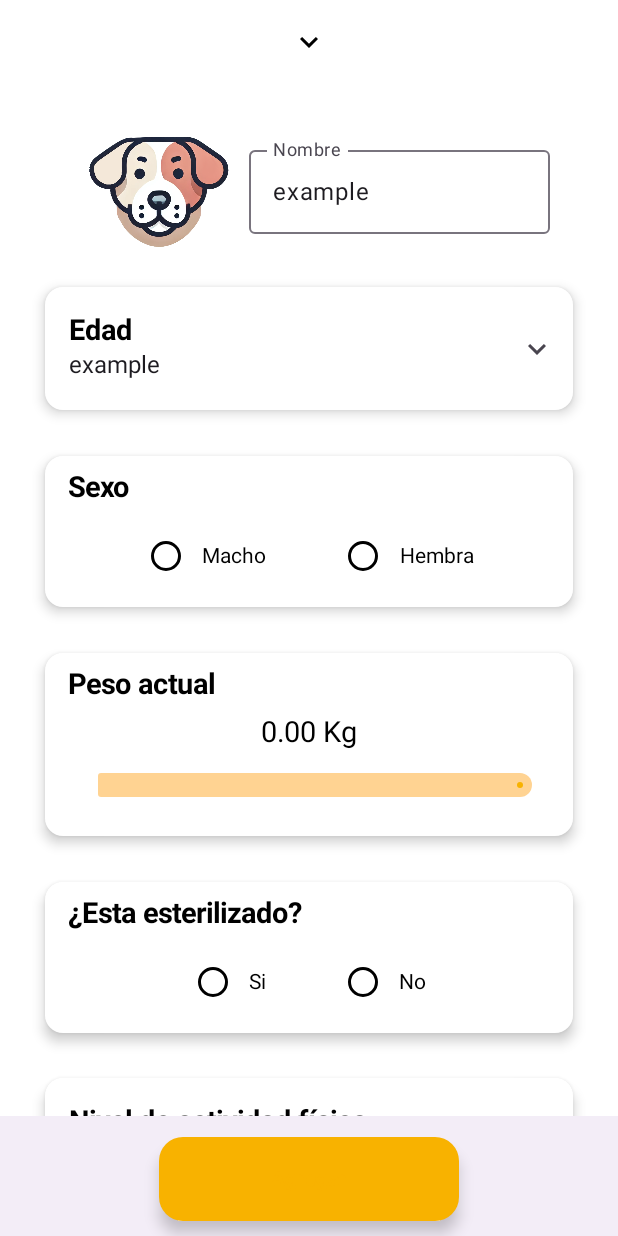
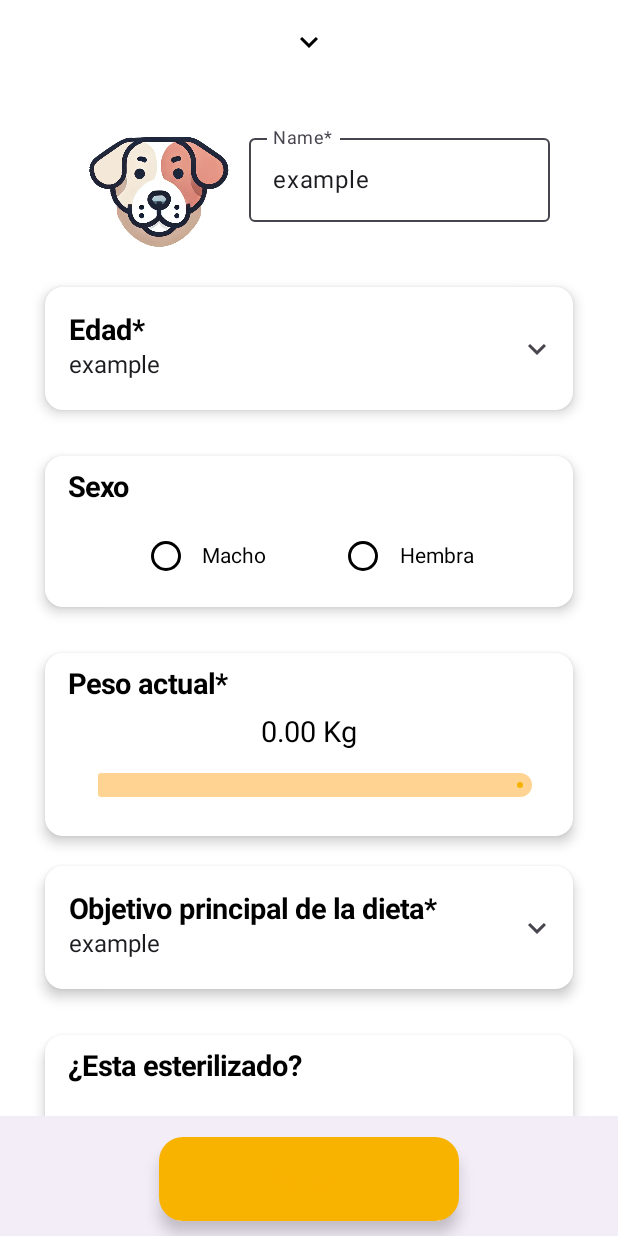
Before and after one commit to MaverickAppliedLogic/NutriPetDevelopment, an Android app built with Jetpack Compose: the @Preview function FormScreenPreview, on a phone screen of 412 x 824 dp. Run offline under Robolectric (Android 15) with nearby library versions, the phone set to English and light mode, and no system bars; our stand-ins replace Dagger/Hilt's generated code.

Commit message:
Migración a jetpackCompose del formActivity casi finalizado: -Se implemento la validación de datos -Se implemento la actualización del estado de error de las variables cuando se corrige el elemento respectivo del formulario -Se reorganizó el orden de los elementos del formulario ************************************ *Falta la implementación del cambio de animal.

```diff
--- a/app/src/main/java/com/example/feedm/domain/model/Pet.kt
+++ b/app/src/main/java/com/example/feedm/domain/model/Pet.kt
@@ -13,9 +13,9 @@ data class Pet(
     var sexo: String = "No Sex",
     var esterilizado: String = "No Sterilized",
     var actividad: String = "No Activity",
-    var objetivo: String = "No objective",
+    var objetivo: String = "No Objective",
     var alergia: String = "Nada",
-    var query: String = "No query") {
+    var query: String = "No Query") {
     override fun equals(other: Any?): Boolean {
         if (this === other) return true
         if (javaClass != other?.javaClass) return false
--- a/app/src/main/java/com/example/feedm/ui/view/FromActivityCompose.kt
+++ b/app/src/main/java/com/example/feedm/ui/view/FromActivityCompose.kt
@@ -5,7 +5,6 @@ import android.os.Bundle
 import androidx.activity.ComponentActivity
 import androidx.activity.compose.setContent
 import androidx.activity.viewModels
-import androidx.compose.foundation.BorderStroke
 import androidx.compose.foundation.Image
 import androidx.compose.foundation.background
 import androidx.compose.foundation.layout.Arrangement
@@ -34,20 +33,14 @@ import androidx.compose.material3.FloatingActionButtonDefaults
 import androidx.compose.material3.Icon
 import androidx.compose.material3.IconButton
 import androidx.compose.material3.MenuAnchorType
-import androidx.compose.material3.MenuDefaults
-import androidx.compose.material3.MenuItemColors
 import androidx.compose.material3.OutlinedTextField
 import androidx.compose.material3.RadioButton
 import androidx.compose.material3.RadioButtonColors
 import androidx.compose.material3.Scaffold
-import androidx.compose.material3.ShapeDefaults
 import androidx.compose.material3.Slider
-import androidx.compose.material3.SliderColors
 import androidx.compose.material3.SliderDefaults
-import androidx.compose.material3.SliderState
 import androidx.compose.material3.Text
 import androidx.compose.material3.TextField
-import androidx.compose.material3.TextFieldColors
 import androidx.compose.material3.TextFieldDefaults
 import androidx.compose.runtime.Composable
 import androidx.compose.runtime.getValue
@@ -58,11 +51,7 @@ import androidx.compose.runtime.setValue
 import androidx.compose.ui.Alignment
 import androidx.compose.ui.Modifier
 import androidx.compose.ui.draw.clip
-import androidx.compose.ui.geometry.Size
 import androidx.compose.ui.graphics.Color
-import androidx.compose.ui.graphics.Paint
-import androidx.compose.ui.graphics.RectangleShape
-import androidx.compose.ui.graphics.painter.Painter
 import androidx.compose.ui.res.painterResource
 import androidx.compose.ui.res.stringArrayResource
 import androidx.compose.ui.res.stringResource
@@ -70,39 +59,46 @@ import androidx.compose.ui.text.TextStyle
 import androidx.compose.ui.text.font.FontWeight
 import androidx.compose.ui.text.style.TextAlign
 import androidx.compose.ui.tooling.preview.Preview
-import androidx.compose.ui.unit.Density
-import androidx.compose.ui.unit.LayoutDirection
 import androidx.compose.ui.unit.dp
 import androidx.compose.ui.unit.sp
 import com.example.feedm.R
 import com.example.feedm.domain.model.Pet
 import com.example.feedm.ui.view.ui.theme.Orange
-import com.example.feedm.ui.view.ui.theme.OrangeSemiSoft
-import com.example.feedm.ui.view.ui.theme.OrangeSoft
+import com.example.feedm.ui.view.ui.theme.OrangeSemiTransparent
+import com.example.feedm.ui.view.ui.theme.RedSemiTransparent
 import com.example.feedm.ui.view.ui.theme.TailyCareTheme
 import com.example.feedm.ui.viewmodel.PetViewModel
 import dagger.hilt.android.AndroidEntryPoint
+import java.util.Locale
 
 @AndroidEntryPoint
 class FromActivityCompose : ComponentActivity() {
 
-    val petViewModel: PetViewModel by viewModels()
+    private val petViewModel: PetViewModel by viewModels()
+
+
     override fun onCreate(savedInstanceState: Bundle?) {
+
         super.onCreate(savedInstanceState)
+
         petViewModel.onCreate()
         setContent {
             TailyCareTheme {
-
                 var id = -1
+                var animal by remember { mutableStateOf("dog") }
                 var name by remember { mutableStateOf("") }
+                var nameIsEmpty by remember { mutableStateOf(false) }
                 var age by remember { mutableStateOf("") }
+                var ageIsUnselected by remember { mutableStateOf(false) }
                 var sex by remember { mutableStateOf("") }
                 var weight by remember { mutableFloatStateOf(0f) }
+                var weightIsUnselected by remember { mutableStateOf(false) }
                 var sterilized by remember { mutableStateOf("") }
                 var activityLevel by remember { mutableStateOf("") }
                 var objective by remember { mutableStateOf("") }
+                var objectiveIsUnselected by remember { mutableStateOf(false) }
 
-                if (petViewModel.pets.value!!.size > 0) {
+                if (petViewModel.pets.value!!.isNotEmpty()) {
                     var foundId = 0
                     for (i in petViewModel.pets.value as List<Pet>) {
                         if (i.id != foundId) id = foundId
@@ -126,17 +122,29 @@ class FromActivityCompose : ComponentActivity() {
                                 FloatingActionButton(
                                     onClick = {
                                         commitAddNewPet(
-                                            Pet(
-                                                id = id,
-                                                animal = "dog",
-                                                nombre = name,
-                                                edad = age,
-                                                sexo = sex,
-                                                peso = weight.toDouble(),
-                                                esterilizado = sterilized,
-                                                actividad = activityLevel,
-                                                objetivo = objective
-                                            )
+                                            id,
+                                            animal,
+                                            name,
+                                            age,
+                                            sex,
+                                            weight,
+                                            sterilized,
+                                            activityLevel,
+                                            objective,
+                                            onValidationFailed = {
+                                                if (it == "name") {
+                                                    nameIsEmpty = true
+                                                }
+                                                if (it == "age") {
+                                                    ageIsUnselected = true
+                                                }
+                                                if (it == "objective") {
+                                                    objectiveIsUnselected = true
+                                                }
+                                                if (it == "weight") {
+                                                    weightIsUnselected = true
+                                                }
+                                            }
                                         )
                                     },
                                     containerColor = Orange,
@@ -153,20 +161,29 @@ class FromActivityCompose : ComponentActivity() {
                     }) { innerPadding ->
                     FormScreen(
                         modifier = Modifier.padding(innerPadding),
+                        onImageChange = { animal = it },
                         name = name,
-                        onNameChange = { name = it },
+                        nameIsEmpty = nameIsEmpty,
+                        onNameChange = { name = it
+                                       nameIsEmpty = false},
                         age = age,
-                        onAgeChange = { age = it },
+                        ageIsUnselected = ageIsUnselected,
+                        onAgeChange = { age = it
+                                      ageIsUnselected = false},
                         sex = sex,
                         onSexChange = { sex = it },
                         weight = weight,
-                        onWeightChange = { weight = it },
+                        onWeightChange = { weight = it
+                                         weightIsUnselected = false},
+                        weightIsUnselected = weightIsUnselected,
                         sterilized = sterilized,
                         onSterilizedChange = { sterilized = it },
                         activityLevel = activityLevel,
                         onActivityLevelChange = { activityLevel = it },
                         objective = objective,
-                        onObjectiveChange = { objective = it },
+                        objectiveIsUnselected = objectiveIsUnselected,
+                        onObjectiveChange = { objective = it
+                                            objectiveIsUnselected = false},
                         onClickFab = { cancelAddNewPet() }
                     )
                 }
@@ -174,13 +191,46 @@ class FromActivityCompose : ComponentActivity() {
         }
     }
 
-    fun commitAddNewPet(pet: Pet) {
+
+    private fun commitAddNewPet(
+        id: Int,
+        animal: String,
+        name: String,
+        age: String,
+        sex: String,
+        weight: Float,
+        sterilized: String,
+        activityLevel: String,
+        objective: String,
+        onValidationFailed: (String) -> Unit
+    ) {
         val intent = Intent(this@FromActivityCompose, PetActivityCompose::class.java)
-        petViewModel.addPet(pet)
+        if (name == "") {
+            onValidationFailed("name")
+            return
+        }
+        if (age == "") {
+            onValidationFailed("age")
+            return
+        }
+        if (weight == 0.0f) {
+            onValidationFailed("weight")
+            return
+        }
+        if (objective == "") {
+            onValidationFailed("objective")
+            return
+        }
+        petViewModel.addPet(
+            Pet(
+                id, animal, name, age, weight.toDouble(), sex, sterilized, activityLevel,
+                objective
+            )
+        )
         startActivity(intent)
     }
 
-    fun cancelAddNewPet() {
+    private fun cancelAddNewPet() {
         val intent = Intent(this@FromActivityCompose, PetActivityCompose::class.java)
         startActivity(intent)
     }
@@ -190,19 +240,24 @@ class FromActivityCompose : ComponentActivity() {
 @Composable
 fun FormScreen(
     modifier: Modifier = Modifier,
+    onImageChange: (String) -> Unit,
     name: String,
+    nameIsEmpty: Boolean,
     onNameChange: (String) -> Unit,
     age: String,
+    ageIsUnselected: Boolean,
     onAgeChange: (String) -> Unit,
     sex: String,
     onSexChange: (String) -> Unit,
     weight: Float,
     onWeightChange: (Float) -> Unit,
+    weightIsUnselected: Boolean,
     sterilized: String,
     onSterilizedChange: (String) -> Unit,
     activityLevel: String,
     onActivityLevelChange: (String) -> Unit,
     objective: String,
+    objectiveIsUnselected: Boolean,
     onObjectiveChange: (String) -> Unit,
     onClickFab: () -> Unit
 ) {
@@ -233,16 +288,19 @@ fun FormScreen(
                 .padding(top = 10.dp)
         ) {
             val spacerPadding = 15.dp
-            PetName(name = name, onTextChange = { onNameChange(it) })
+            PetName(name = name, nameIsEmpty = nameIsEmpty, onImageChange = { onImageChange(it) },
+                onTextChange = { onNameChange(it) })
             Card(
-                elevation = CardDefaults.cardElevation(5.dp),
+                elevation = CardDefaults.cardElevation(defaultElevation = 5.dp),
                 colors = CardDefaults.cardColors(containerColor = Color.White),
             ) {
+
                 CustomDropDownMenu(
                     options = stringArrayResource(id = R.array.fa_arraySpinnerEdad).toList(),
                     title = stringResource(id = R.string.ma_txtSpinnerEdad),
                     selectedOption = age,
                     onSelectOption = { onAgeChange(it) },
+                    isUnselected = ageIsUnselected,
                     modifier = Modifier
                         .fillMaxSize()
                         .padding(vertical = 10.dp)
@@ -270,9 +328,29 @@ fun FormScreen(
                 elevation = CardDefaults.cardElevation(5.dp),
                 colors = CardDefaults.cardColors(containerColor = Color.White)
             ) {
-                CustomSlider(weight = weight, onWeightChanged = { onWeightChange(it) })
+                CustomSlider(
+                    weight = weight, onWeightChanged = { onWeightChange(it) },
+                    weightIsUnselected = weightIsUnselected
+                )
             }
 
+            Spacer(modifier = Modifier.padding(10.dp))
+
+            Card(
+                elevation = CardDefaults.cardElevation(5.dp),
+                colors = CardDefaults.cardColors(containerColor = Color.White),
+            ) {
+                CustomDropDownMenu(
+                    options = stringArrayResource(id = R.array.fa_arraySpinnerObjetivo).toList(),
+                    title = stringResource(id = R.string.fa_txtSpinnerObjetivo),
+                    selectedOption = objective,
+                    isUnselected = objectiveIsUnselected,
+                    onSelectOption = { onObjectiveChange(it) },
+                    modifier = Modifier
+                        .fillMaxSize()
+                        .padding(vertical = 10.dp)
+                )
+            }
             Spacer(modifier = Modifier.padding(spacerPadding))
 
             Card(
@@ -302,28 +380,13 @@ fun FormScreen(
                     title = stringResource(id = R.string.fa_txtSpinnerActividadFisica),
                     selectedOption = activityLevel,
                     onSelectOption = { onActivityLevelChange(it) },
+                    isUnselected = false,
                     modifier = Modifier
                         .fillMaxSize()
                         .padding(vertical = 10.dp)
                 )
             }
 
-            Spacer(modifier = Modifier.padding(10.dp))
-
-            Card(
-                elevation = CardDefaults.cardElevation(5.dp),
-                colors = CardDefaults.cardColors(containerColor = Color.White),
-            ) {
-                CustomDropDownMenu(
-                    options = stringArrayResource(id = R.array.fa_arraySpinnerObjetivo).toList(),
-                    title = stringResource(id = R.string.fa_txtSpinnerObjetivo),
-                    selectedOption = objective,
-                    onSelectOption = { onObjectiveChange(it) },
-                    modifier = Modifier
-                        .fillMaxSize()
-                        .padding(vertical = 10.dp)
-                )
-            }
 
             Spacer(modifier = Modifier.padding(spacerPadding))
         }
@@ -335,6 +398,8 @@ fun FormScreen(
 fun PetName(
     modifier: Modifier = Modifier,
     name: String,
+    nameIsEmpty: Boolean,
+    onImageChange: (String) -> Unit,
     onTextChange: (String) -> Unit
 ) {
     Row(
@@ -344,7 +409,7 @@ fun PetName(
             .padding(15.dp)
     ) {
         IconButton(
-            onClick = { /*TODO*/ },
+            onClick = { onImageChange("cat") },
             Modifier
                 .weight(0.3f)
                 .fillMaxHeight()
@@ -357,12 +422,26 @@ fun PetName(
         }
         OutlinedTextField(
             value = name,
+            supportingText = {
+                if (nameIsEmpty) Text(
+                    text = "No tiene nombre :(",
+                    color = Color.Red
+                )
+            },
             onValueChange = { onTextChange(it) },
-            label = { Text("Nombre") },
+            label = { Text(stringResource(id = R.string.fa_hintEtPetName)) },
+            isError = nameIsEmpty,
+            colors = TextFieldDefaults.colors(
+                unfocusedContainerColor = Color.White,
+                errorIndicatorColor = Color.Red, errorLabelColor = Color.Red,
+                errorTextColor = Color.Red, errorContainerColor = RedSemiTransparent,
+                focusedContainerColor = Color.White, focusedLabelColor = Orange,
+                focusedIndicatorColor = Orange
+            ),
             modifier = Modifier
                 .weight(0.5f)
                 .align(Alignment.CenterVertically)
-                .padding(bottom = 10.dp)
+                .padding(bottom = 10.dp),
         )
     }
 }
@@ -374,6 +453,7 @@ fun CustomDropDownMenu(
     options: List<String>, title: String,
     selectedOption: String,
     modifier: Modifier = Modifier,
+    isUnselected: Boolean,
     onSelectOption: (String) -> Unit
 ) {
     var expanded by remember { mutableStateOf(false) }
@@ -383,16 +463,18 @@ fun CustomDropDownMenu(
         TextField(
             value = selectedOption,
             textStyle = TextStyle(fontSize = 16.sp),
+            isError = isUnselected,
             onValueChange = {},
             trailingIcon = {
                 Icon(imageVector = Icons.Default.KeyboardArrowDown, contentDescription = "")
             },
             label = {
+                val textColor: Color = if (isUnselected) Color.Red else Color.Black
                 Text(
                     text = title, style = TextStyle(
                         fontSize = 19.sp,
                         fontWeight = FontWeight.Bold,
-                        color = Color.Black,
+                        color = textColor,
                     )
                 )
             },
@@ -403,7 +485,10 @@ fun CustomDropDownMenu(
             colors = TextFieldDefaults.colors(
                 unfocusedContainerColor = Color.Transparent,
                 unfocusedIndicatorColor = Color.Transparent,
-                focusedContainerColor = Color.Transparent
+                focusedContainerColor = Color.Transparent,
+                errorTrailingIconColor = Color.Red,
+                errorContainerColor = Color.Transparent,
+                errorIndicatorColor = Color.Transparent,
             )
         )
 
@@ -428,12 +513,12 @@ fun CustomDropDownMenu(
 }
 
 
-@OptIn(ExperimentalMaterial3Api::class)
 @Composable
 fun CustomSlider(
     weight: Float,
+    onWeightChanged: (Float) -> Unit,
+    weightIsUnselected: Boolean,
     modifier: Modifier = Modifier,
-    onWeightChanged: (Float) -> Unit
 ) {
     Column(modifier = modifier.padding(start = 15.dp, end = 15.dp, top = 10.dp)) {
         Text(
@@ -445,7 +530,7 @@ fun CustomSlider(
             )
         )
         Text(
-            String.format("%.2f Kg", weight),
+            String.format(Locale.getDefault(), "%.2f Kg", weight),
             style = TextStyle(fontSize = 19.sp, color = Color.Black),
             modifier = Modifier
                 .align(Alignment.CenterHorizontally)
@@ -460,8 +545,8 @@ fun CustomSlider(
                 bottom = 10.dp, start = 10.dp, end = 10.dp
             ), colors = SliderDefaults.colors(
                 thumbColor = Color.Transparent,
-                activeTrackColor = Orange,
-                inactiveTrackColor = OrangeSoft
+                activeTrackColor = if (weightIsUnselected) Color.Red else Orange,
+                inactiveTrackColor = if (weightIsUnselected) RedSemiTransparent else OrangeSemiTransparent
             )
         )
     }
@@ -475,10 +560,12 @@ fun CustomRadioGroup(
     text: String,
     onOptionSelected: (String) -> Unit
 ) {
-    Column(verticalArrangement = Arrangement.Center,
-        modifier = Modifier
+    Column(
+        verticalArrangement = Arrangement.Center,
+        modifier = modifier
             .fillMaxSize()
-            .padding(vertical = 10.dp)) {
+            .padding(vertical = 10.dp)
+    ) {
         Text(
             text = text,
             style = TextStyle(
@@ -490,10 +577,13 @@ fun CustomRadioGroup(
                 .padding(horizontal = 15.dp)
         )
         Spacer(modifier = Modifier.padding(5.dp))
-        Row(horizontalArrangement = Arrangement.Center,
-            modifier = Modifier.fillMaxSize()) {
+        Row(
+            horizontalArrangement = Arrangement.Center,
+            modifier = Modifier.fillMaxSize()
+        ) {
             options.forEach { option ->
-                Row(verticalAlignment = Alignment.CenterVertically,
+                Row(
+                    verticalAlignment = Alignment.CenterVertically,
                     modifier = Modifier.padding(horizontal = 15.dp)
                 ) {
                     RadioButton(
@@ -502,7 +592,7 @@ fun CustomRadioGroup(
                         colors = RadioButtonColors(
                             selectedColor = Orange,
                             unselectedColor = Color.Black,
-                            disabledSelectedColor = OrangeSoft,
+                            disabledSelectedColor = OrangeSemiTransparent,
                             disabledUnselectedColor = Color.Gray
                         ),
                     )
@@ -548,20 +638,25 @@ fun FormScreenPreview() {
             FormScreen(
                 modifier = Modifier.padding(innerPadding),
                 name = "example",
+                nameIsEmpty = false,
                 onNameChange = {},
                 age = "example",
+                ageIsUnselected = false,
                 onAgeChange = {},
                 sex = "example",
                 onSexChange = {},
                 weight = 0.0f,
+                weightIsUnselected = false,
                 onWeightChange = {},
                 sterilized = "example",
                 onSterilizedChange = {},
                 activityLevel = "example",
                 onActivityLevelChange = {},
                 objective = "example",
+                objectiveIsUnselected = false,
                 onObjectiveChange = {},
-                onClickFab = {}
+                onClickFab = {},
+                onImageChange = {}
             )
         }
     }
--- a/app/src/main/java/com/example/feedm/ui/view/ui/theme/Color.kt
+++ b/app/src/main/java/com/example/feedm/ui/view/ui/theme/Color.kt
@@ -6,8 +6,8 @@ val Purple80 = Color(0xFFD0BCFF)
 val PurpleGrey80 = Color(0xFFCCC2DC)
 val Pink80 = Color(0xFFEFB8C8)
 val Orange = Color(0xFFF8B200)
-val OrangeSemiSoft = Color(0xBCF8B200)
-val OrangeSoft = Color(0x6DFF9900)
+val OrangeSemiTransparent = Color(0x6DFF9900)
+val RedSemiTransparent = Color(0x8FFDA0A0)
 
 
 val Purple40 = Color(0xFF6650a4)
--- a/app/src/main/res/values/strings.xml
+++ b/app/src/main/res/values/strings.xml
@@ -1,14 +1,14 @@
 <resources>
     //FormActivity Strings
     <string name="app_name">TailyCare</string>
-    <string name="fa_hintEtPetName">Buddy name</string>
-    <string name="ma_txtSpinnerEdad">Edad</string>
+    <string name="fa_hintEtPetName">Name*</string>
+    <string name="ma_txtSpinnerEdad">Edad*</string>
     <array name="fa_arraySpinnerEdad">
         <item>Cachorro(&lt;1 año)</item>
         <item>Adulto(1-7 años)</item>
         <item>Senior(7 años&gt;)</item>
     </array>
-    <string name="fa_txtSpinnerPeso">Peso actual</string>
+    <string name="fa_txtSpinnerPeso">Peso actual*</string>
     <string name="fa_txtSpinnerSexo">Sexo</string>
     <string-array name="fa_arraySpinnerSexo">
         <item>Macho</item>
@@ -25,7 +25,7 @@
         <item>Media</item>
         <item>Baja</item>
     </string-array>
-    <string name="fa_txtSpinnerObjetivo">Objetivo principal de la dieta</string>
+    <string name="fa_txtSpinnerObjetivo">Objetivo principal de la dieta*</string>
     <string-array name="fa_arraySpinnerObjetivo">
         <item>Mantenimiento</item>
         <item>Pérdida de peso</item>
```
Also changed, not shown: app/src/main/AndroidManifest.xml (+5 -4 lines).
